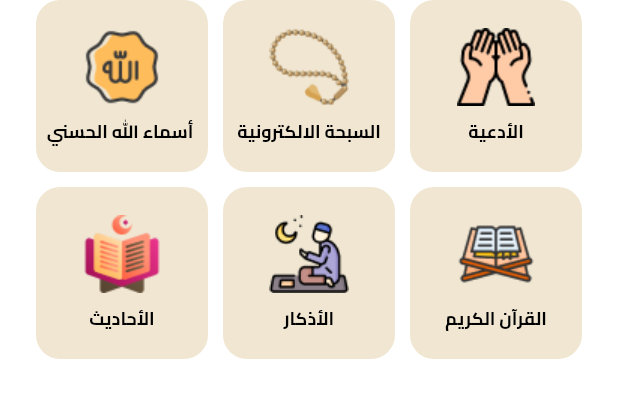
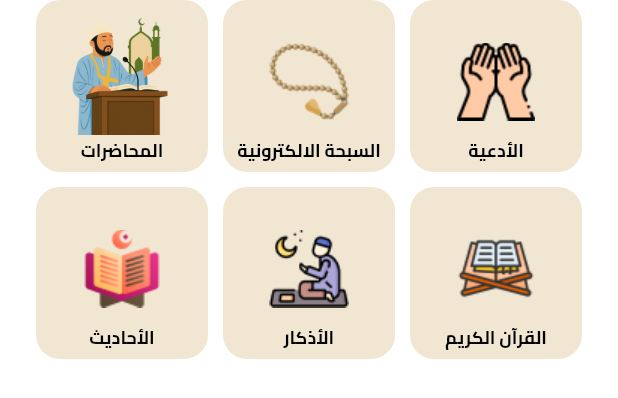
Before and after one commit to lbarsidati22/al_minhaj, a Flutter app: the GridViewItem widget shown alone on an empty page, opened directly, on a phone screen of 412 x 824 dp. Shown: the top 398 px of the screen. Run offline on Flutter 3.47's test engine with Material 3 defaults, Android fonts, the light colour scheme and no system bars; our stand-ins replace dio, flutter_bloc, iconsax, just_audio, shared_preferences; accounts and stored records are empty.

Commit message:
add lectures page && fix navigation error

```diff
--- /dev/null
+++ b/lib/features/al_mohadra/presentation/cubit/almohadra_cubit.dart
@@ -0,0 +1,6 @@
+import 'package:flutter_bloc/flutter_bloc.dart';
+part 'almohadra_state.dart';
+
+class AlmohadraCubit extends Cubit<AlmohadraState> {
+  AlmohadraCubit() : super(AlmohadraInitial());
+}
--- a/lib/features/home/presentation/widgets/grid_view_item.dart
+++ b/lib/features/home/presentation/widgets/grid_view_item.dart
@@ -1,3 +1,4 @@
+import 'package:al_minhaj/features/al_mohadra/presentation/pages/al_mohadra_page.dart';
 import 'package:al_minhaj/features/all_ad3ye/presentation/views/al_ad3ya_screen.dart';
 import 'package:al_minhaj/features/azkar/presentation/views/azkar_screen.dart';
 import 'package:al_minhaj/features/ahadith/presentation/views/ahadith_screen.dart';
@@ -25,9 +26,9 @@ class GridViewItem extends StatelessWidget {
         'nav': TesbihScreen.routeName,
       },
       {
-        'icon': 'assets/images/image 17.png',
-        'label': S.of(context).TheMostBeautifulNamesofAllah,
-        'nav': null,
+        'icon': 'assets/images/lectures_2.png',
+        'label': S.of(context).lectures,
+        'nav': AlMohadraPage.routeName,
       },
       {
         'icon': 'assets/images/image 16.png',
@@ -46,7 +47,9 @@ class GridViewItem extends StatelessWidget {
       },
     ];
     return Padding(
-      padding: EdgeInsetsGeometry.symmetric(horizontal: 24),
+      padding: EdgeInsetsGeometry.symmetric(
+        horizontal: 24,
+      ),
       child: GridView.builder(
         shrinkWrap: true,
         physics: const NeverScrollableScrollPhysics(),
--- a/lib/features/home/presentation/widgets/the_6_grid_items.dart
+++ b/lib/features/home/presentation/widgets/the_6_grid_items.dart
@@ -25,21 +25,35 @@ class The6GridItems extends StatelessWidget {
         }
       },
       child: Container(
+        padding: EdgeInsets.only(bottom: 6),
         decoration: BoxDecoration(
           color: Theme.of(
             context,
           ).colorScheme.primaryContainer,
           borderRadius: BorderRadius.circular(16),
         ),
-        child: Column(
-          mainAxisAlignment: MainAxisAlignment.center,
+        child: Stack(
           children: [
-            Image.asset(gridItems[index]['icon']),
+            Center(
+              child: Image.asset(
+                height: index == 2
+                    ? 13.heightPercent(context)
+                    : 8.heightPercent(context),
+                gridItems[index]['icon'],
+              ),
+            ),
             SizedBox(height: 1.heightPercent(context)),
-            Text(
+
+            PositionedDirectional(
+              bottom: 0,
+              start: 0,
+              end: 0,
+              child: Text(
                 gridItems[index]['label'],
-              style: AppFontStyles.styleBold13(context)
-                  .copyWith(
+                style:
+                    AppFontStyles.styleBold13(
+                      context,
+                    ).copyWith(
                       color: AppTheme.isDark(context)
                           ? Colors.white
                           : Colors.black,
@@ -48,6 +62,7 @@ class The6GridItems extends StatelessWidget {
                 maxLines: 1,
                 overflow: TextOverflow.ellipsis,
               ),
+            ),
           ],
         ),
       ),
--- a/lib/l10n/intl_ar.arb
+++ b/lib/l10n/intl_ar.arb
@@ -7,7 +7,7 @@
     "prayertimes": "اوقات الصلاة",
     "supplications": "الأدعية",
     "electronicRosary": "السبحة الالكترونية",
-    "TheMostBeautifulNamesofAllah": " أسماء الله الحسني",
+    "lectures": "المحاضرات",
     "azkar": "الأذكار",
     "welcomeMessage": "تعلم الدين الاسلامي عن طريق تصنيفات وملفات وشروحات ومحاضرات ٫٫الخ , يوفر أوقات الصلاة وخطب والقرآن الكريم كامل مع توفير تفسير وقراءة بالصوت ٫٫ اكتشف المزيد بنفسك",
     "startNow": "ابدأ الان",
--- a/lib/l10n/intl_en.arb
+++ b/lib/l10n/intl_en.arb
@@ -13,7 +13,7 @@
     "prayertimes": "Prayer Times",
     "supplications": "Supplications",
     "electronicRosary": "Electronic Rosary",
-    "TheMostBeautifulNamesofAllah": "The Most Beautiful Names of Allah",
+    "lectures": "Lectures",
     "azkar": "Azkar",
     "kneeling": "Kneeling",
     "ayatToday": "Ayat Today",
```
Also changed, not shown: lib/core/routes/app_routes.dart (+6 -1 lines), lib/features/al_mohadra/presentation/cubit/almohadra_state.dart (added, +10 -0 lines), lib/features/al_mohadra/presentation/pages/al_mohadra_page.dart (added, +18 -0 lines), assets/images/Islamic lectures.png (added), assets/images/lectures.png (added), assets/images/lectures_2.png (added), lib/generated/intl/messages_ar.dart, lib/generated/intl/messages_en.dart, lib/generated/l10n.dart. Lines whose indentation alone changed are shown as unchanged.
